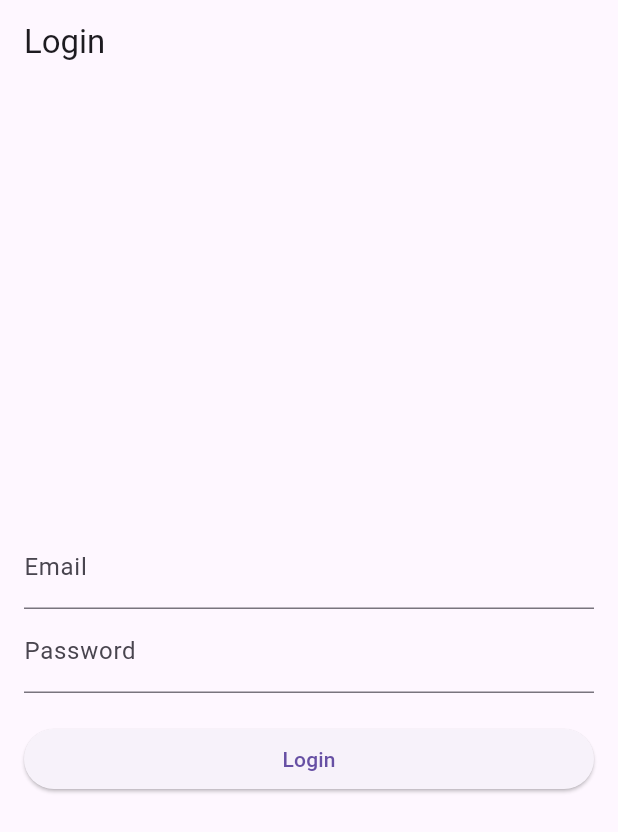
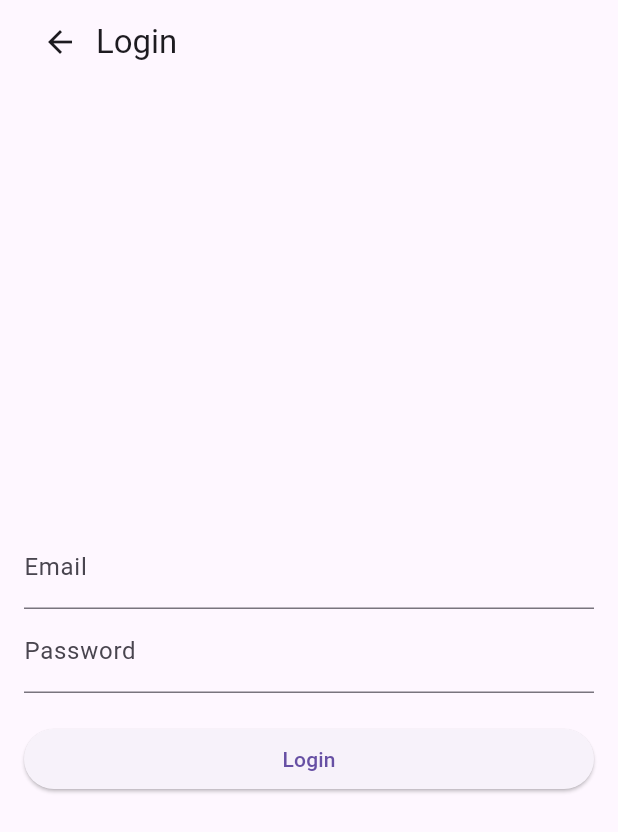
Before and after one commit to HarunSMetin/BIL_495_FINAL, a Flutter app: the screen it shows after launch, after a tap on "Already have an account? Log in", on a phone screen of 412 x 824 dp. Shown: the top 832 px of the screen. Run offline on Flutter 3.47's test engine with Material 3 defaults, Android fonts, the phone set to English and light mode, and no system bars; our stand-ins replace firebase_auth, firebase_core, shared_preferences; accounts and stored records are empty; network calls fail.

Commit message:
in login page added back button; added logout button at profile;

```diff
--- a/gezbot/lib/pages/homepage.dart
+++ b/gezbot/lib/pages/homepage.dart
@@ -1,5 +1,5 @@
 import 'package:flutter/material.dart';
-
+import './profile_page.dart';
 class HomePage extends StatefulWidget {
   @override
   _HomePageState createState() => _HomePageState();
@@ -12,7 +12,7 @@ class _HomePageState extends State<HomePage> {
     Text('Home Tab'),
     Text('Search Tab'),
     Text('Notifications Tab'),
-    Text('Profile Tab'),
+    ProfilePage(),
   ];
 
   void _onItemTapped(int index) {
--- a/gezbot/lib/pages/login.dart
+++ b/gezbot/lib/pages/login.dart
@@ -53,7 +53,13 @@ class _LoginScreenState extends State<LoginScreen> {
   Widget build(BuildContext context) {
     return Scaffold(
       appBar: AppBar(
-        title: Text('Login'),
+        title: Row(
+          mainAxisSize: MainAxisSize.min,
+          children: <Widget>[
+            BackButton(onPressed: () => Navigator.pushReplacementNamed(context, '/register')),
+            Text('Login'),
+          ],
+        ),
       ),
       body: Padding(
         padding: EdgeInsets.all(16),
```
Also changed, not shown: gezbot/lib/pages/profile_page.dart (added, +31 -0 lines).
